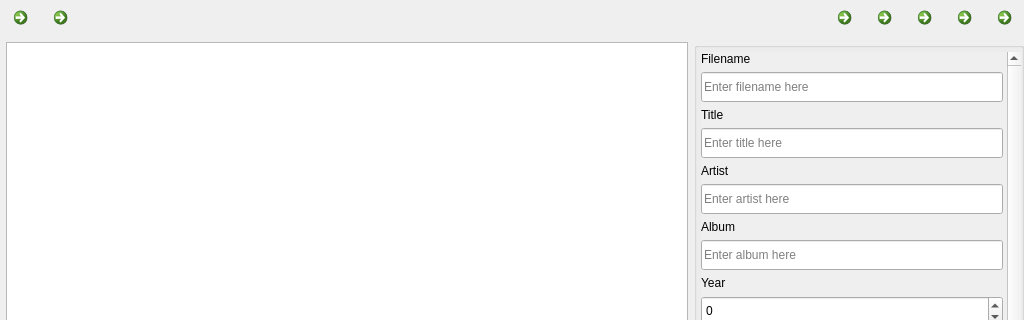
Before: the Qt Designer form NickvisionTagger/UI/Views/TaggerPage.ui in NickvisionApps/Tagger, drawn with Qt 5; both pictures show x 0 to 1024 and y 0 to 320 of the 1024 by 654 pixel window.
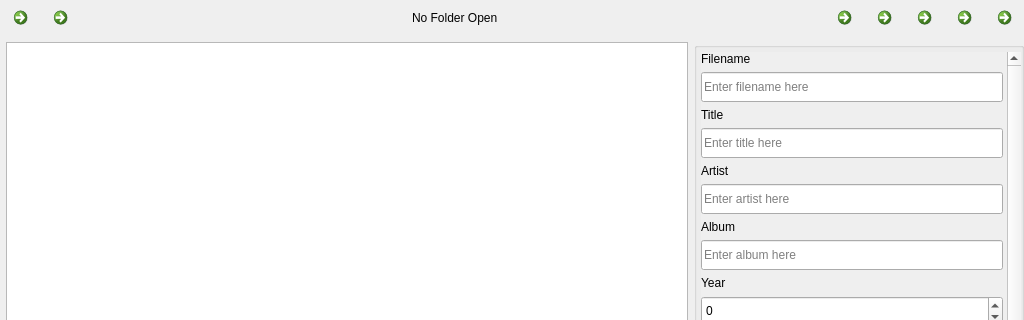
After: the same form once the commit is applied. Icons and pictures are not drawn.

Commit message: Added Status Label

What changed in the file:
```diff
--- a/NickvisionTagger/UI/Views/TaggerPage.ui
+++ b/NickvisionTagger/UI/Views/TaggerPage.ui
@@ -78,6 +78,26 @@
        </property>
       </spacer>
      </item>
+     <item>
+      <widget class="QLabel" name="txtStatus">
+       <property name="text">
+        <string>No Folder Open</string>
+       </property>
+      </widget>
+     </item>
+     <item>
+      <spacer name="horizontalSpacer">
+       <property name="orientation">
+        <enum>Qt::Horizontal</enum>
+       </property>
+       <property name="sizeHint" stdset="0">
+        <size>
+         <width>40</width>
+         <height>20</height>
+        </size>
+       </property>
+      </spacer>
+     </item>
      <item>
       <widget class="QCommandLinkButton" name="btnSaveTags">
        <property name="maximumSize">
```
The commit also changes 1 other file.
